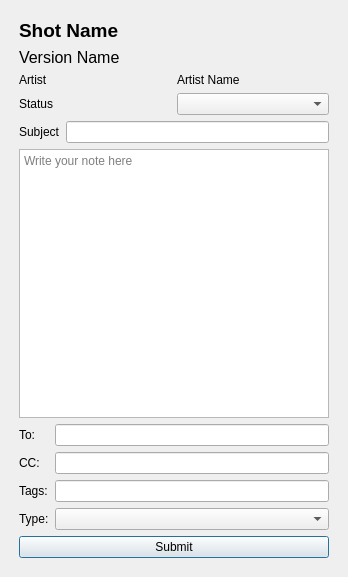
The window that shotgrid.ui (mswed/anny) describes before a commit, drawn with Qt 5.
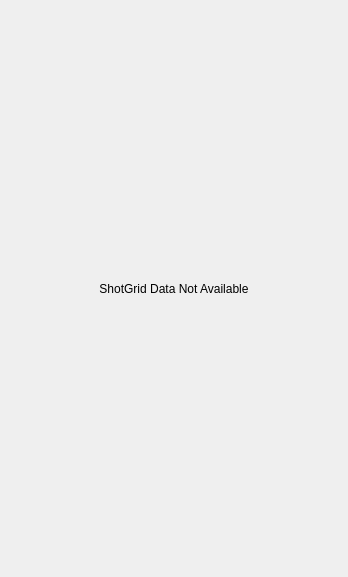
The same window after the commit. Custom widgets are drawn as their Qt base class.

What changed in the file:
```diff
--- a/shotgrid.ui
+++ b/shotgrid.ui
@@ -15,7 +15,21 @@
   </property>
   <layout class="QVBoxLayout" name="verticalLayout">
    <item>
-    <layout class="QVBoxLayout" name="mainLayout">
+    <widget class="QStackedWidget" name="sgStackedWidget">
+     <property name="currentIndex">
+      <number>1</number>
+     </property>
+     <widget class="QWidget" name="versionInfoWidget">
+      <widget class="QWidget" name="">
+       <property name="geometry">
+        <rect>
+         <x>0</x>
+         <y>0</y>
+         <width>330</width>
+         <height>524</height>
+        </rect>
+       </property>
+       <layout class="QVBoxLayout" name="versionMainLayout">
      <property name="leftMargin">
       <number>8</number>
      </property>
@@ -158,6 +172,23 @@
       </widget>
      </item>
     </layout>
+      </widget>
+     </widget>
+     <widget class="QWidget" name="noSGWidget">
+      <layout class="QVBoxLayout" name="verticalLayout_3">
+       <item>
+        <widget class="QLabel" name="shotgridLabel">
+         <property name="text">
+          <string>ShotGrid Data Not Available</string>
+         </property>
+         <property name="alignment">
+          <set>Qt::AlignCenter</set>
+         </property>
+        </widget>
+       </item>
+      </layout>
+     </widget>
+    </widget>
    </item>
   </layout>
  </widget>
```
Lines whose indentation alone changed are shown as unchanged.
